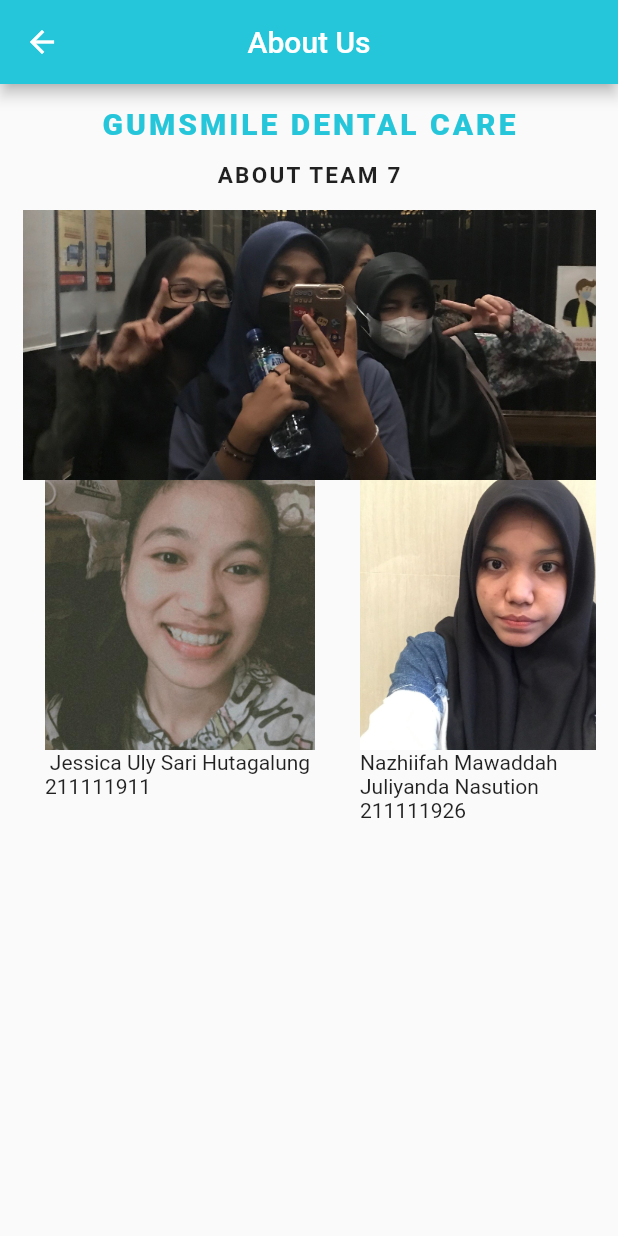
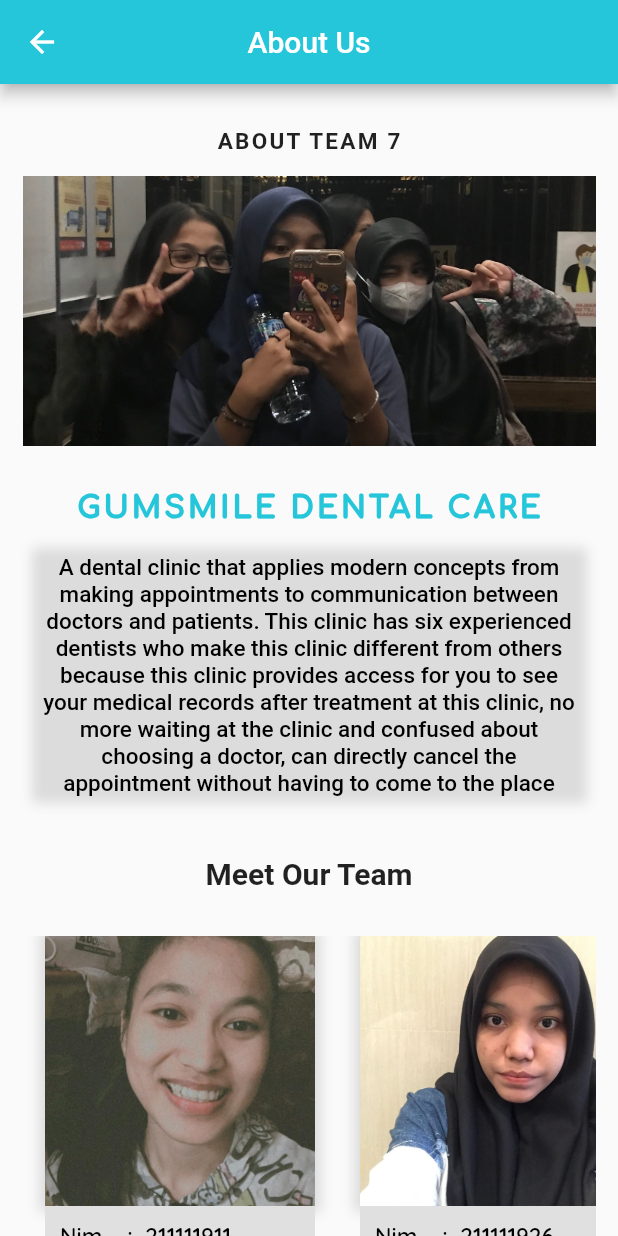
Before and after one commit to itsjipa/team-botaks_repo, a Flutter app: the AboutUsScreen screen opened directly, on a phone screen of 412 x 824 dp. Run offline on Flutter 3.47's test engine with Material 2 defaults, Android fonts, the phone set to English and light mode, and no system bars; our stand-ins replace carousel_slider, get, google_fonts, image_picker, material_design_icons_flutter, rflutter_alert and 1 more; missing offline and left inert: custom_clippers; Roboto replaces fonts that are missing (Kanit).

Commit message:
about us

```diff
--- a/kelompokmobile/kelompokmbl/lib/screen/aboutus_screen.dart
+++ b/kelompokmobile/kelompokmbl/lib/screen/aboutus_screen.dart
@@ -28,26 +28,13 @@ class _AboutUsScreenState extends State<AboutUsScreen> {
             crossAxisAlignment: CrossAxisAlignment.start,
             children: [
               Container(
-                // color: Colors.black38,
-                alignment: Alignment.center,
-                child: Text(
-                  'GUMSMILE DENTAL CARE',
-                  style: GoogleFonts.inriaSans(
-                    fontWeight: FontWeight.w900,
-                    fontSize: 20,
-                    color: kPrimaryColor,
-                    letterSpacing: 2,
-                  ),
-                ),
-              ),
-              Container(
                 alignment: Alignment.center,
                 margin: EdgeInsets.symmetric(
                   vertical: 14,
                 ),
                 child: Text(
                   'ABOUT TEAM 7',
-                  style: GoogleFonts.kanit(
+                  style: GoogleFonts.merriweatherSans(
                     fontWeight: FontWeight.bold,
                     fontSize: 15,
                     letterSpacing: 1.5,
@@ -62,12 +49,73 @@ class _AboutUsScreenState extends State<AboutUsScreen> {
                   fit: BoxFit.cover,
                 ),
               ),
+              SizedBox(
+                height: 20,
+              ),
+              Container(
+                padding: EdgeInsets.only(top: 10),
+                // color: Colors.black38,
+                alignment: Alignment.center,
+                child: Text(
+                  'GUMSMILE DENTAL CARE',
+                  style: GoogleFonts.comfortaa(
+                    fontWeight: FontWeight.w900,
+                    fontSize: 20,
+                    color: kPrimaryColor,
+                    letterSpacing: 2,
+                  ),
+                ),
+              ),
+              SizedBox(
+                height: 10,
+              ),
+              Container(
+                decoration: BoxDecoration(boxShadow: [
+                  BoxShadow(
+                    color: Colors.black12,
+                    blurRadius: 6,
+                    spreadRadius: 4,
+                  ),
+                ]),
+                margin: EdgeInsets.symmetric(
+                  vertical: 10,
+                  horizontal: 10,
+                ),
+                child: Text(
+                  "A dental clinic that applies modern concepts from making appointments to communication between doctors and patients. This clinic has six experienced dentists who make this clinic different from others because this clinic provides access for you to see your medical records after treatment at this clinic, no more waiting at the clinic and confused about choosing a doctor, can directly cancel the appointment without having to come to the place",
+                  style: GoogleFonts.roboto(
+                    fontSize: 15,
+                    fontWeight: FontWeight.w500,
+                    color: Colors.black,
+                  ),
+                  textAlign: TextAlign.center,
+                ),
+              ),
+              SizedBox(
+                height: 20,
+              ),
               // Container(
               //   margin: EdgeInsets.only(top: 20),
               //   child: Text("We're "),
               // )
+              Container(
+                alignment: Alignment.center,
+                margin: EdgeInsets.symmetric(
+                  vertical: 10,
+                ),
+                child: Text(
+                  'Meet Our Team',
+                  style: GoogleFonts.merriweatherSans(
+                    fontSize: 20,
+                    fontWeight: FontWeight.bold,
+                  ),
+                ),
+              ),
               SizedBox(
-                height: MediaQuery.of(context).size.height,
+                height: 20,
+              ),
+              SizedBox(
+                height: 300,
                 child: ListView.builder(
                     scrollDirection: Axis.horizontal,
                     itemCount: prov.data['data']!.length,
@@ -78,29 +126,69 @@ class _AboutUsScreenState extends State<AboutUsScreen> {
                           margin: EdgeInsets.symmetric(
                             horizontal: 15,
                           ),
-
                           child: Column(
                             crossAxisAlignment: CrossAxisAlignment.start,
                             children: [
                               Container(
-                                  height: 180,
-                                  width: 180,
-
-
-                                  child: Image.asset(
-                                    item['img'].toString(),
-                                    fit: BoxFit.cover,
-                                  )),
+                                decoration: BoxDecoration(
+                                  boxShadow: [
+                                    BoxShadow(
+                                      color: Colors.black12,
+                                      blurRadius: 6,
+                                      spreadRadius: 4,
+                                    ),
+                                  ],
+                                ),
+                                height: 180,
+                                width: 180,
+                                child: Image.asset(
+                                  item['img'].toString(),
+                                  fit: BoxFit.cover,
+                                ),
+                              ),
                               Container(
                                 height: 100,
                                 width: 180,
+                                decoration: BoxDecoration(
+                                  color: Colors.grey.shade300,
+                                  shape: BoxShape.rectangle,
+                                  borderRadius: BorderRadius.only(
+                                    bottomLeft: Radius.circular(10),
+                                    bottomRight: Radius.circular(10),
+                                  ),
+                                ),
                                 // color: Colors.black,
                                 child: Column(
+                                  crossAxisAlignment: CrossAxisAlignment.start,
                                   children: [
-                                    Text(item['name'].toString()),
                                     Container(
-                                      alignment: Alignment.centerLeft,
-                                        child: Text(item['nim'].toString()))
+                                      margin: EdgeInsets.only(
+                                        left: 10.0,
+                                        top: 10.0,
+                                      ),
+                                      child: Text(
+                                        "Nim    :  ${item['nim'].toString()}",
+                                        style: GoogleFonts.quicksand(
+                                            color: Colors.black,
+                                            fontSize: 15,
+                                            fontWeight: FontWeight.w600),
+                                      ),
+                                    ),
+                                    SizedBox(
+                                      height: 6,
+                                    ),
+                                    Container(
+                                      margin: EdgeInsets.only(
+                                        left: 10.0,
+                                      ),
+                                      child: Text(
+                                        "Nama :  ${item['name'].toString()}",
+                                        style: GoogleFonts.quicksand(
+                                            color: Colors.black,
+                                            fontSize: 14,
+                                            fontWeight: FontWeight.w600),
+                                      ),
+                                    ),
                                   ],
                                 ),
                               )
```
